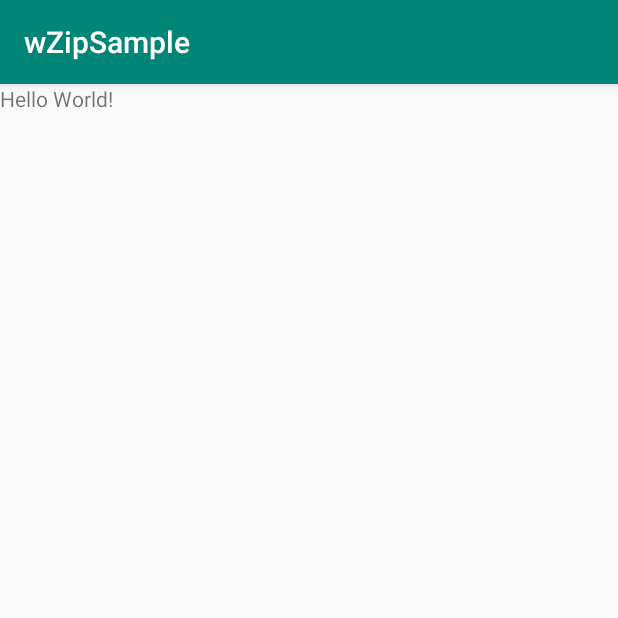
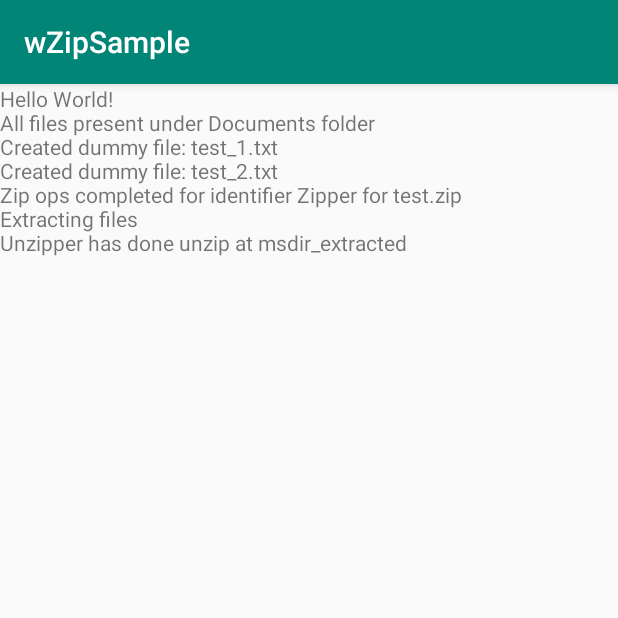
Before and after one commit to wwdablu/wZip, an Android app: the screen it shows after launch (MainActivity), on a phone screen of 412 x 824 dp, the top half of it. Run offline under Robolectric (Android 15) with nearby library versions, the phone set to English and light mode, and no system bars.

```diff
--- a/app/src/main/java/com/wwdablu/soumya/wzipsample/MainActivity.kt
+++ b/app/src/main/java/com/wwdablu/soumya/wzipsample/MainActivity.kt
@@ -2,10 +2,13 @@ package com.wwdablu.soumya.wzipsample
 
 import android.os.Bundle
 import android.os.Environment
+import android.os.SystemClock
 import android.util.Log
+import android.widget.TextView
 import android.widget.Toast
 import androidx.appcompat.app.AppCompatActivity
 import androidx.documentfile.provider.DocumentFile
+import com.wwdablu.soumya.wzip.WZip
 import com.wwdablu.soumya.wzip.WZip.Companion.unzip
 import com.wwdablu.soumya.wzip.WZip.Companion.zip
 import com.wwdablu.soumya.wzip.WZipCallback
@@ -19,6 +22,8 @@ class MainActivity : AppCompatActivity(), WZipCallback {
     }
 
     private fun prepare() {
+
+        showConsole("All files present under Documents folder")
 
         //Create dummy files for testing
         createDummyFiles()
@@ -39,8 +44,10 @@ class MainActivity : AppCompatActivity(), WZipCallback {
         }
     }
 
-    private fun showToast(text: String) {
-        runOnUiThread { Toast.makeText(this@MainActivity, text, Toast.LENGTH_SHORT).show() }
+    private fun showConsole(text: String) {
+        runOnUiThread {
+            findViewById<TextView>(R.id.tv_output).append("\n$text")
+        }
     }
 
     private fun createDummyFiles() {
@@ -55,6 +62,7 @@ class MainActivity : AppCompatActivity(), WZipCallback {
                         it.renameTo("test_$fileIndex.txt")
                         contentResolver.openOutputStream(it.uri)
                             .use { os -> os!!.write("Hello World".toByteArray()) }
+                        showConsole("Created dummy file: ${it.name}")
                     }
                 }
 
@@ -71,19 +79,19 @@ class MainActivity : AppCompatActivity(), WZipCallback {
 
     override fun onZipComplete(worker: String, zipFile: DocumentFile) {
         Log.d(MainActivity::class.java.simpleName, "Zip ops completed for identifier $worker")
-        showToast("Zip ops completed for identifier " + worker + " for " + zipFile.name)
+        showConsole("Zip ops completed for identifier " + worker + " for " + zipFile.name)
 
         val testDir = Environment.getExternalStoragePublicDirectory(Environment.DIRECTORY_DOCUMENTS)
         DocumentFile.fromFile(testDir).createDirectory("msdir_extracted")?.let {
             unzip(this, zipFile, it, "Unzipper", this)
         }
 
-        showToast("Extracting files")
+        showConsole("Extracting files")
     }
 
     override fun onUnzipComplete(worker: String, extractedFolder: DocumentFile) {
         Log.d(TAG, "onUnzipComplete: " + worker + " has done unzip at " + extractedFolder.name)
-        showToast(worker + " has done unzip at " + extractedFolder.name)
+        showConsole(worker + " has done unzip at " + extractedFolder.name)
     }
 
     override fun onError(worker: String, e: Exception, mode: WZipCallback.Mode) {
--- a/app/src/main/res/layout/activity_main.xml
+++ b/app/src/main/res/layout/activity_main.xml
@@ -9,6 +9,8 @@
     <TextView
         android:layout_width="wrap_content"
         android:layout_height="wrap_content"
+        android:id="@+id/tv_output"
+        android:maxLines="50"
         android:text="Hello World!" />
 
 </FrameLayout>
```
Also changed, not shown: wzip/src/main/java/com/wwdablu/soumya/wzip/WZip.kt (+0 -26 lines), 1 other file.
